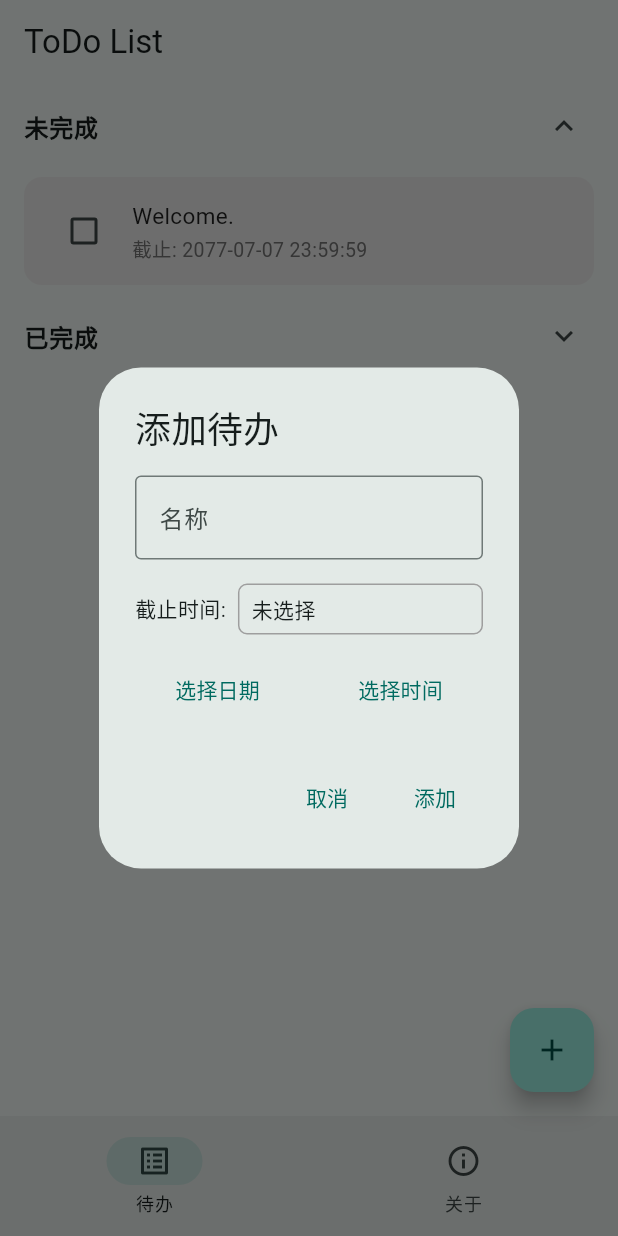
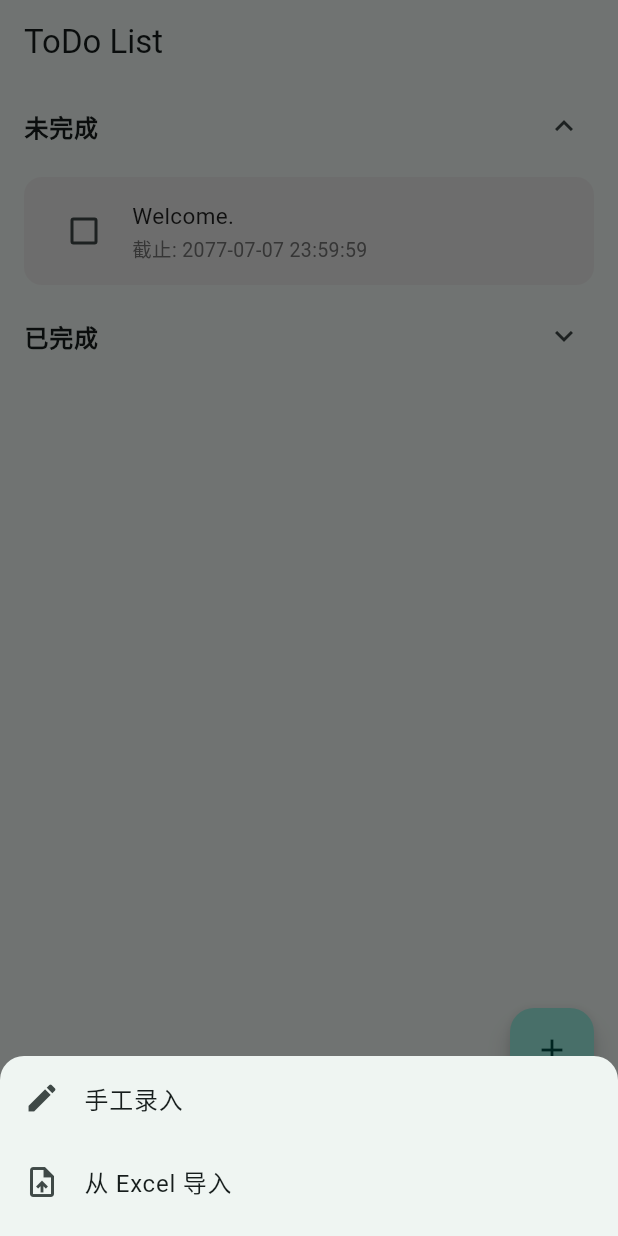
Before and after one commit to hippoangaiun-art/todolist_flutter, a Flutter app: the screen it shows after launch, after a tap on the "add" icon, on a phone screen of 412 x 824 dp. Run offline on Flutter 3.47's test engine with Material 3 defaults, Android fonts, the phone set to English and light mode, and no system bars; our stand-ins replace logger, package_info_plus, shared_preferences.

Commit message:
从excel导入入口完成

```diff
--- a/lib/pages/todo.dart
+++ b/lib/pages/todo.dart
@@ -504,12 +504,48 @@ class _TodoPageState extends State<TodoPage> with SingleTickerProviderStateMixin
         builder: (context, snapshot) {
           final todos = snapshot.data ?? [];
           return FloatingActionButton(
-            onPressed: () => _showTodoDialog(todos),
+            onPressed: () {
+              showModalBottomSheet(
+                context: context,
+                shape: const RoundedRectangleBorder(
+                  borderRadius: BorderRadius.vertical(top: Radius.circular(16)),
+                ),
+                builder: (context) {
+                  return SafeArea(
+                    child: Column(
+                      mainAxisSize: MainAxisSize.min,
+                      children: [
+                        ListTile(
+                          leading: const Icon(Icons.edit),
+                          title: const Text("手工录入"),
+                          onTap: () {
+                            Navigator.pop(context);
+                            _showTodoDialog(todos); // 打开已有的添加对话框
+                          },
+                        ),
+                        ListTile(
+                          leading: const Icon(Icons.upload_file),
+                          title: const Text("从 Excel 导入"),
+                          onTap: () {
+                            Navigator.pop(context);
+                            ScaffoldMessenger.of(context).showSnackBar(
+                              const SnackBar(content: Text("从 Excel 导入功能开发中...")),
+                            );
+                          },
+                        ),
+                        const SizedBox(height: 8),
+                      ],
+                    ),
+                  );
+                },
+              );
+            },
             child: const Icon(Icons.add),
           );
         },
       )
           : null,
+
       bottomNavigationBar: NavigationBar(
         selectedIndex: _selectedIndex,
         onDestinationSelected: (index) {
```
